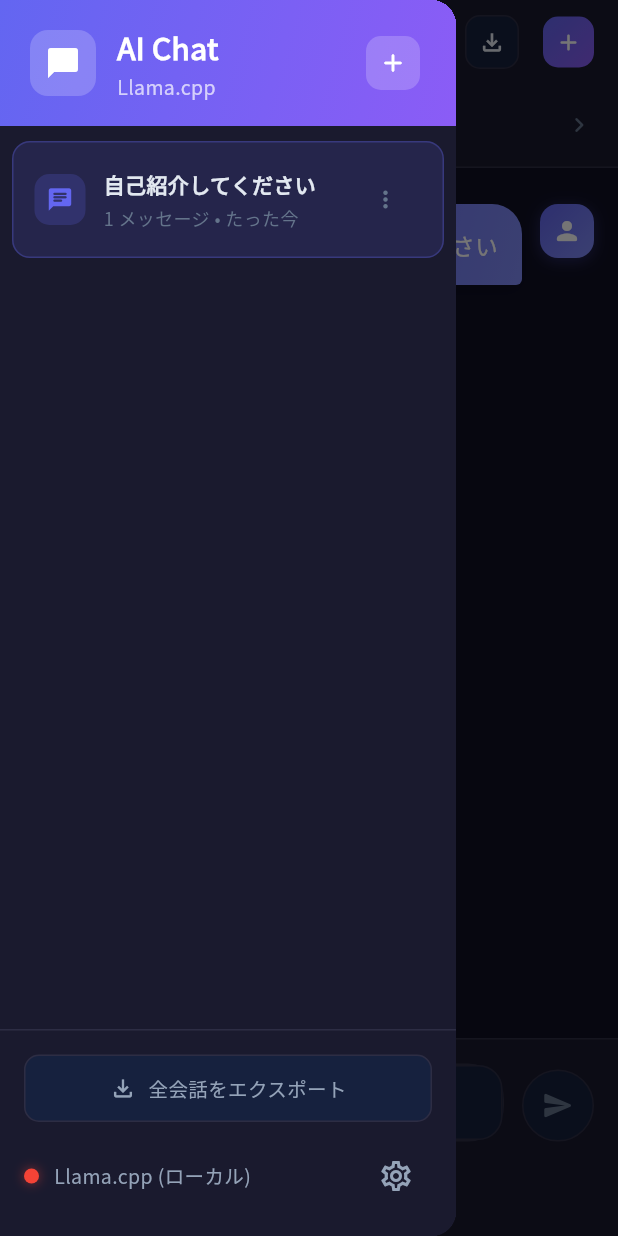
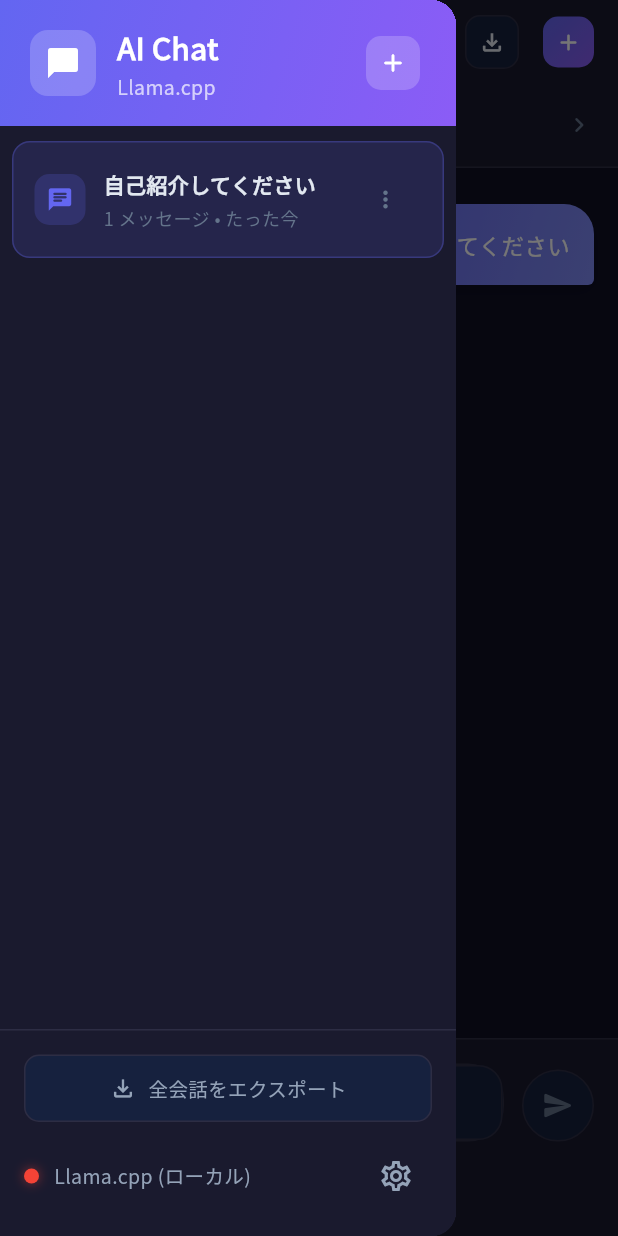
Before and after one commit to t2k2pp/FlutterChatApp3, a Flutter app: the screen it shows after launch, after a tap on "自己紹介してください", after a tap on the "close" icon, after a tap on the "menu" icon, on a phone screen of 412 x 824 dp. Run offline on Flutter 3.47's test engine with Material 3 defaults, Android fonts, the phone set to English and light mode, and no system bars; our stand-ins replace flutter_markdown, google_fonts, shared_preferences, webview_flutter; missing offline and left inert: dart:html, dart:ui_web; network calls fail.

```diff
--- a/lib/widgets/message_bubble.dart
+++ b/lib/widgets/message_bubble.dart
@@ -84,8 +84,6 @@ class _MessageBubbleState extends State<MessageBubble> {
             mainAxisAlignment: isUser ? MainAxisAlignment.end : MainAxisAlignment.start,
             crossAxisAlignment: CrossAxisAlignment.start,
             children: [
-              if (!isUser) _buildAvatar(isUser, isWatson),
-              if (!isUser) const SizedBox(width: 12),
               Flexible(
                 child: Column(
                   crossAxisAlignment: isUser ? CrossAxisAlignment.end : CrossAxisAlignment.start,
@@ -109,8 +107,6 @@ class _MessageBubbleState extends State<MessageBubble> {
                   ],
                 ),
               ),
-              if (isUser) const SizedBox(width: 12),
-              if (isUser) _buildAvatar(isUser, isWatson),
             ],
           ),
         ),
```
